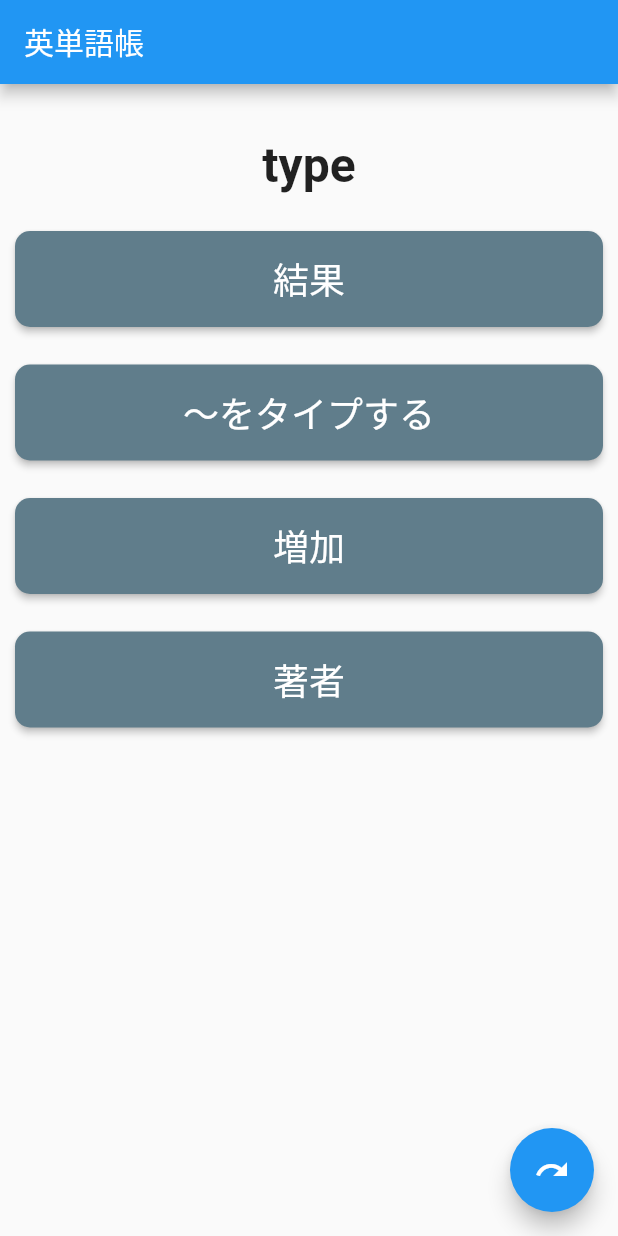
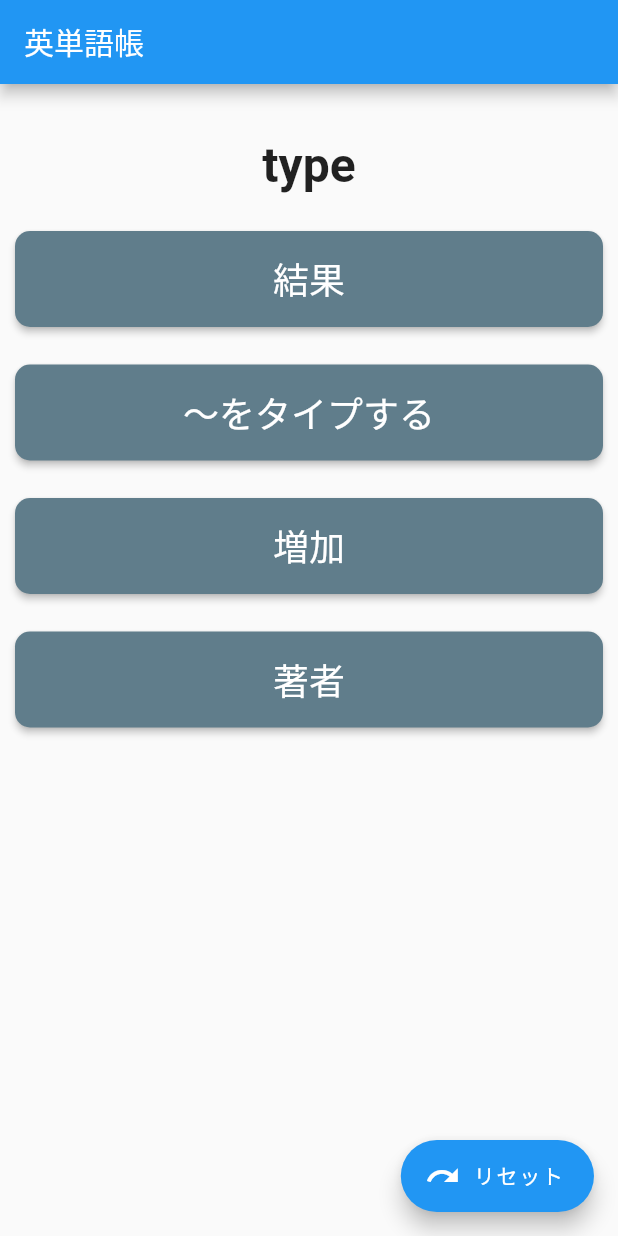
Before and after one commit to olafpapa/vocabulary_notebook_flutter, a Flutter app: the screen it shows after launch, on a phone screen of 412 x 824 dp. Run offline on Flutter 3.47's test engine with Material 2 defaults, Android fonts, the phone set to English and light mode, and no system bars; our stand-ins replace flutter_tts.

Commit message:
FABにテキストを追加。

```diff
--- a/lib/screens/home.dart
+++ b/lib/screens/home.dart
@@ -14,9 +14,10 @@ class Home extends StatelessWidget {
       body: question.questionIndex < question.numberOfQuestions
           ? Quiz()
           : ResultList(),
-      floatingActionButton: FloatingActionButton(
+      floatingActionButton: FloatingActionButton.extended(
         onPressed: () => question.reset(),
-        child: Icon(Icons.redo),
+        label: Text("リセット"),
+        icon: Icon(Icons.redo),
       ),
     );
   }
```
